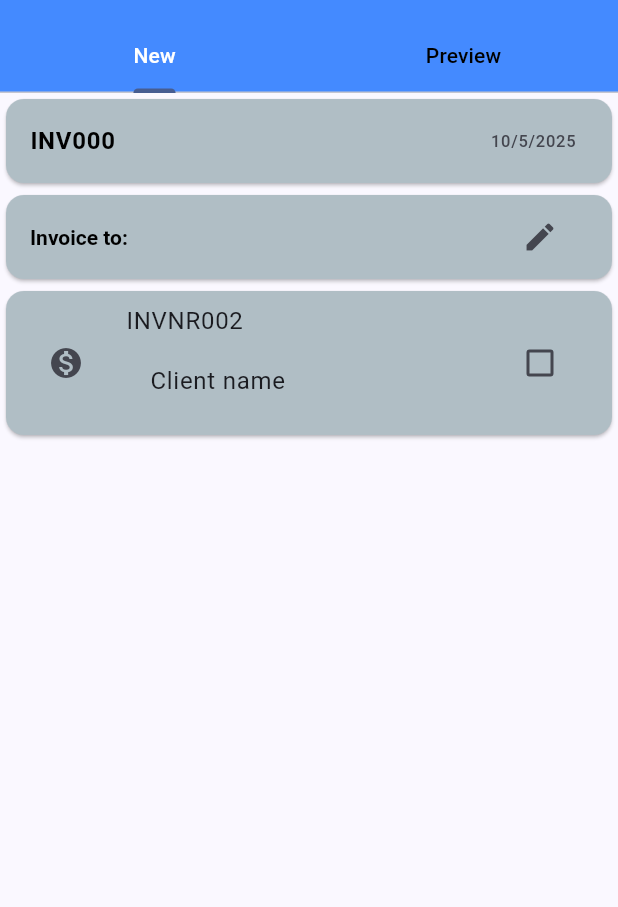
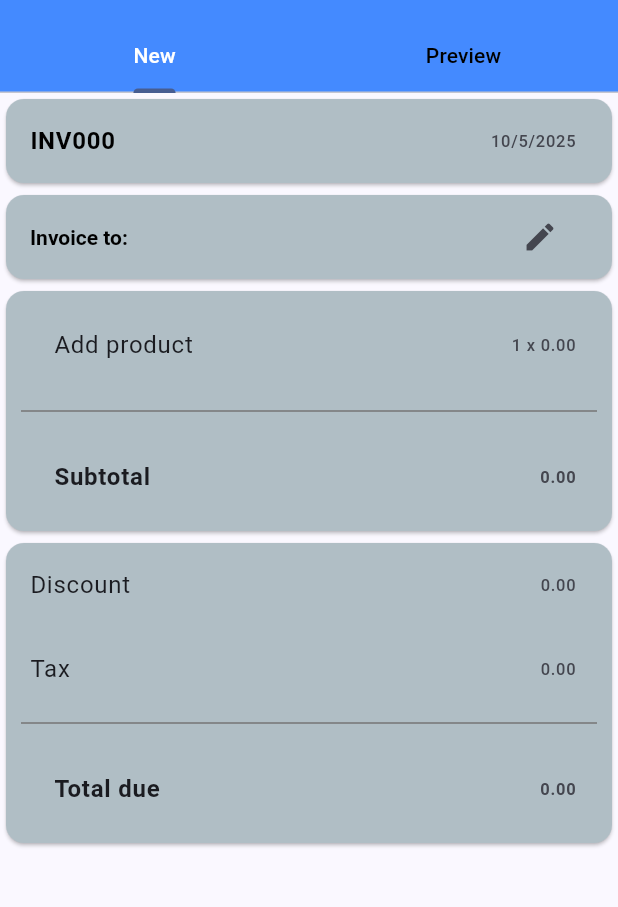
Before and after one commit to TJaskowski/InvoiceMobileApp, a Flutter app: the AddInvoice screen opened by its route, on a phone screen of 412 x 824 dp, the part 63-970 px from its top. Run offline on Flutter 3.47's test engine with Material 3 defaults, Android fonts, the phone set to English and light mode, and no system bars; our stand-ins replace flutter_riverpod, pdf, printing.

Commit message:
product model,provider and view added

```diff
--- a/lib/notifiers/invoice_notifier.dart
+++ b/lib/notifiers/invoice_notifier.dart
@@ -22,5 +22,8 @@ class InvoiceNotifier extends Notifier<Invoice> {
   void setClient(Client client) {
     state = state.copyWith(client: client);
   }
+  // void addProduct(Product product) {
+  //   state = state.copyWith(products: [...state.products, product]);
+  // }
 
 }
--- /dev/null
+++ b/lib/notifiers/product_notifier.dart
@@ -0,0 +1,36 @@
+import 'package:flutter_riverpod/flutter_riverpod.dart';
+import 'package:invoice_app_flutter/models/product.dart';
+
+class ProductNotifier extends Notifier<List<Product>> {
+
+  @override
+  List<Product> build() {
+    return [
+      Product(
+        id: '1',
+        name: 'Product 1',
+        description: 'Description of Product 1',
+        netPrice: 10.0,
+      ),
+      Product(
+        id: '2',
+        name: 'Product 2',
+        description: 'Description of Product 2',
+        netPrice: 20.0,
+      ),
+    ];
+  }
+
+  void addProduct(Product product) {
+    state = [...state, product];
+  }
+  void removeProduct(Product product) {
+    state = state.where((p) => p.id != product.id).toList();
+  }
+  void updateProduct(Product product) {
+    state = state.map((p) => p.id == product.id ? product : p).toList();
+  }
+  void clearProducts() {
+    state = [];
+  }
+}
--- /dev/null
+++ b/lib/providers/product_provider.dart
@@ -0,0 +1,7 @@
+import 'package:flutter_riverpod/flutter_riverpod.dart';
+import 'package:invoice_app_flutter/models/product.dart';
+import 'package:invoice_app_flutter/notifiers/product_notifier.dart';
+
+final productProvider = NotifierProvider<ProductNotifier, List<Product>>(() => ProductNotifier(
+
+));
--- a/lib/widgets/new_invoice/new_invoice.dart
+++ b/lib/widgets/new_invoice/new_invoice.dart
@@ -6,6 +6,8 @@ import 'package:invoice_app_flutter/providers/client_provider.dart';
 import 'package:invoice_app_flutter/widgets/new_invoice/customer_bar.dart';
 import 'package:invoice_app_flutter/widgets/new_invoice/number_bar.dart';
 import 'package:invoice_app_flutter/providers/invoice_provider.dart';
+import 'package:invoice_app_flutter/widgets/new_invoice/product_bar.dart';
+import 'package:invoice_app_flutter/widgets/new_invoice/summary_bar.dart';
 
 class NewInvoice extends ConsumerWidget {
   const NewInvoice({super.key});
@@ -22,33 +24,35 @@ class NewInvoice extends ConsumerWidget {
         NumberBar(invoiceNumber: invoiceNumber, invoiceDate: invoiceDate),
         CustomerBar(customerName: customer.name),//TODO: send the client name from the provider
         // to navigate to client page use: Navigator.pushNamed(context, '/clients');
-        Card(
-          color: Colors.blueGrey[200],
-          child: ListTile(
-            leading: IconButton(
-              icon: Icon(Icons.monetization_on),
-              onPressed: () {
-                print('Money icon clicked');
-              },
-            ),
-            title: Text('INVNR002'),
-            subtitle: ListTile(
-              title: Text('Client name'),
-              onTap: () {
-                print('Client name clicked');
-              },
-            ),
-            trailing: Checkbox(
-                value: false,
-                onChanged: (value) {
+        ProductBar(),
+        SummaryBar(),
+        // Card(
+        //   color: Colors.blueGrey[200],
+        //   child: ListTile(
+        //     leading: IconButton(
+        //       icon: Icon(Icons.monetization_on),
+        //       onPressed: () {
+        //         print('Money icon clicked');
+        //       },
+        //     ),
+        //     title: Text('INVNR002'),
+        //     subtitle: ListTile(
+        //       title: Text('Client name'),
+        //       onTap: () {
+        //         print('Client name clicked');
+        //       },
+        //     ),
+        //     trailing: Checkbox(
+        //         value: false,
+        //         onChanged: (value) {
 
-                  print('Checkbox clicked');
-                }),
-            onTap: () {
-              print('Whole tile clicked');
-            },
-          ),
-        )
+        //           print('Checkbox clicked');
+        //         }),
+        //     onTap: () {
+        //       print('Whole tile clicked');
+        //     },
+        //   ),
+        // )
       ],
     );
   }
--- /dev/null
+++ b/lib/widgets/new_invoice/product_bar.dart
@@ -0,0 +1,38 @@
+import 'package:flutter/material.dart';
+import 'package:flutter_riverpod/flutter_riverpod.dart';
+
+class ProductBar extends ConsumerWidget {
+  const ProductBar({super.key});
+
+  @override
+  Widget build(BuildContext context, WidgetRef ref) {
+    return  Card(
+          color: Colors.blueGrey[200],
+          child: Column(
+            children: [
+              ListTile(
+
+                title: ListTile(
+                  title: Text('Add product'),
+                  onTap: () => print('Choose the product'),),
+                trailing: Text('1 x 0.00'),
+                onTap: () {
+                  print('Whole tile clicked');
+                },
+              ),
+              Divider(
+                color: Colors.grey.shade600,
+                thickness: 1,
+                indent: 10,
+                endIndent: 10,
+              ),
+              ListTile(
+                title: ListTile(
+                  title: Text('Subtotal', style: TextStyle(fontWeight: FontWeight.bold))),
+                trailing: Text('0.00', style: TextStyle(fontWeight: FontWeight.bold)),
+              ),
+            ],
+          ),
+        );
+  }
+}
--- /dev/null
+++ b/lib/widgets/new_invoice/summary_bar.dart
@@ -0,0 +1,39 @@
+import 'package:flutter/material.dart';
+
+class SummaryBar  extends StatelessWidget {
+  const SummaryBar({super.key});
+
+  @override
+  Widget build(BuildContext context) {
+    return Card(
+      color: Colors.blueGrey[200],
+      child: Column(
+        children: [
+          ListTile(
+            title: const Text('Discount'),
+            trailing: const Text('0.00'),
+            onTap: () {
+              print('Discount clicked');
+            },),
+          ListTile(
+            title: const Text('Tax'),
+            trailing: const Text('0.00'),
+            onTap: () {
+              print('Tax clicked');
+            },),
+          Divider(
+            color: Colors.grey.shade600,
+            thickness: 1,
+            indent: 10,
+            endIndent: 10,
+          ),
+          const ListTile(
+            title: ListTile(
+              title: Text('Total due', style: TextStyle(fontWeight: FontWeight.bold))),
+            trailing: Text('0.00', style: TextStyle(fontWeight: FontWeight.bold)),
+          ),
+        ],
+      ),
+    );
+  }
+}
```
Also changed, not shown: lib/models/product.dart (added, +27 -0 lines), lib/views/products/products.dart (+22 -7 lines).
